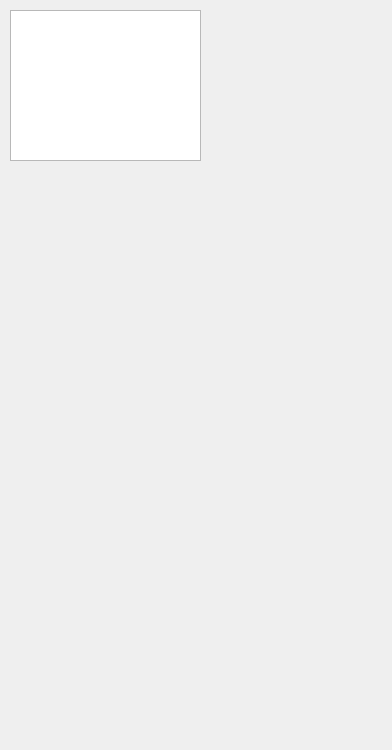
Old version of the form Dialoge/dialog_exportuebersicht.ui in the repository TischlerWilly/postprozessor.
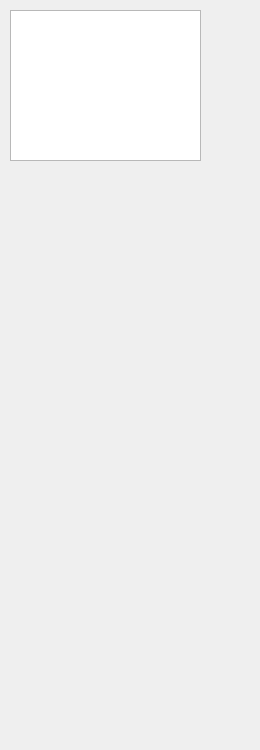
New version of the form.

Patch:
```diff
--- a/Dialoge/dialog_exportuebersicht.ui
+++ b/Dialoge/dialog_exportuebersicht.ui
@@ -6,7 +6,7 @@
    <rect>
     <x>0</x>
     <y>0</y>
-    <width>392</width>
+    <width>260</width>
     <height>750</height>
    </rect>
   </property>
```
